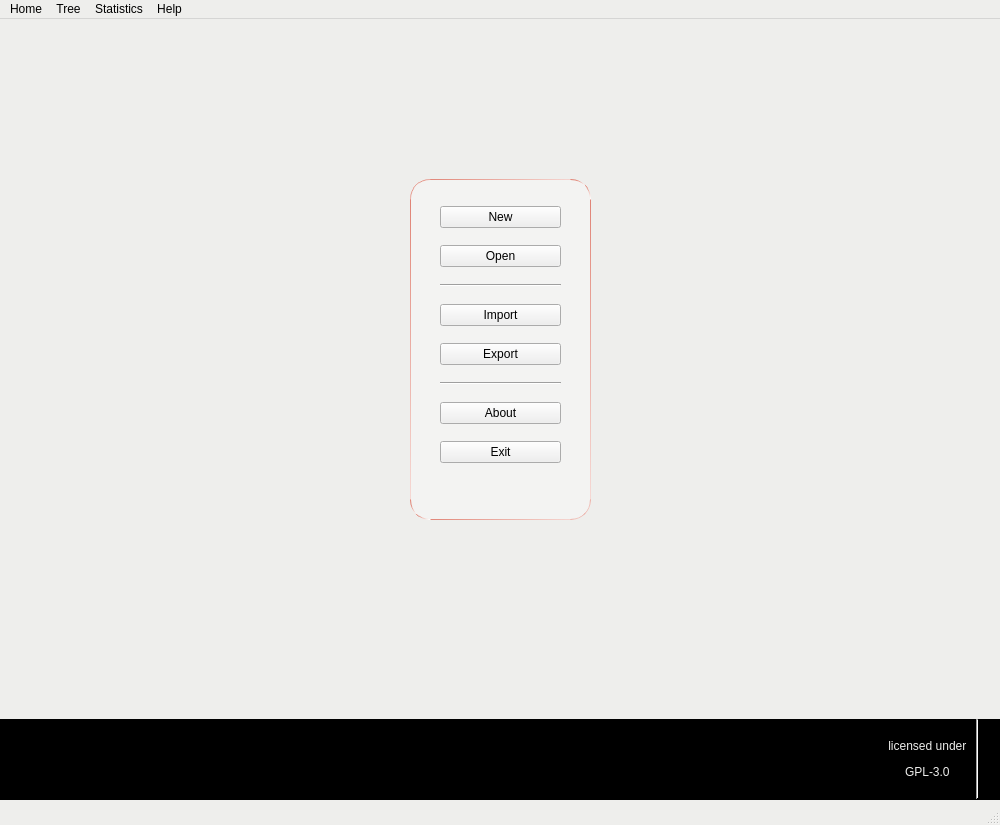
katehaledev/graveyard, file mainwindow.ui: the form before one commit.
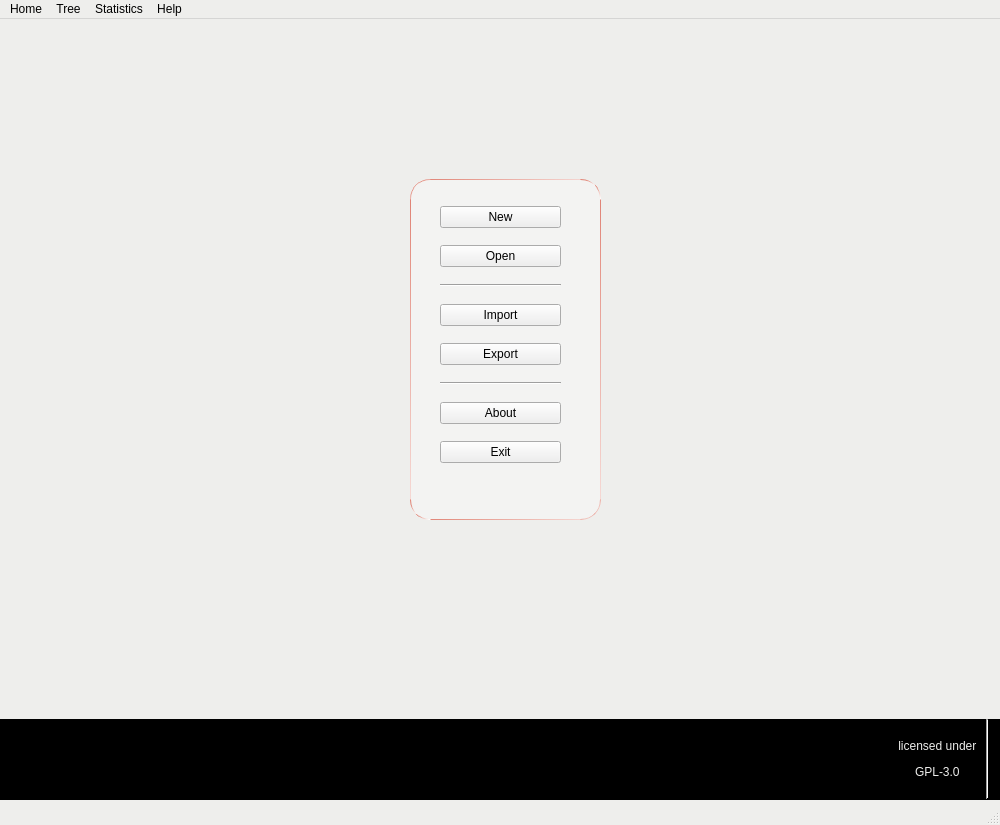
The form after the commit. Icons and pictures are not drawn.

What changed in the file:
```diff
--- a/mainwindow.ui
+++ b/mainwindow.ui
@@ -610,7 +610,7 @@
      <property name="geometry">
       <rect>
        <x>460</x>
-       <y>90</y>
+       <y>100</y>
        <width>281</width>
        <height>31</height>
       </rect>
@@ -748,7 +748,7 @@
        <rect>
         <x>0</x>
         <y>0</y>
-        <width>991</width>
+        <width>1001</width>
         <height>80</height>
        </rect>
       </property>
@@ -873,7 +873,7 @@
       <rect>
        <x>10</x>
        <y>170</y>
-       <width>981</width>
+       <width>991</width>
        <height>541</height>
       </rect>
      </property>
```
Left out of the diff: 8 changed lines with no effect on the pictures.
